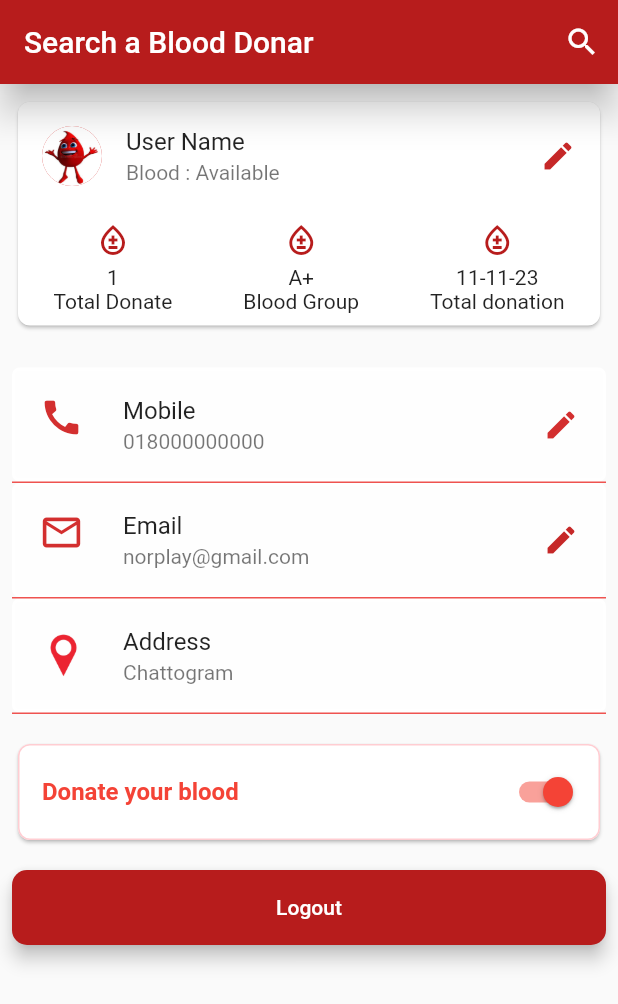
After one commit to zihadsikder/blood_dooner_app, a Flutter app: the Account_Screen screen opened directly, on a phone screen of 412 x 824 dp. The commit adds this screen. Shown: the top 1004 px of the screen. Run offline on Flutter 3.47's test engine with Material 2 defaults, Android fonts, the phone set to English and light mode, and no system bars; our stand-ins replace carousel_slider, flutter_svg, pin_code_fields, shared_preferences; accounts and stored records are empty.

Commit message:
usable design

```diff
--- /dev/null
+++ b/lib/screens/account_screen.dart
@@ -0,0 +1,274 @@
+import 'package:blood/screens/search.dart';
+import 'package:flutter/material.dart';
+import 'ac_email_edit.dart';
+import 'ac_mobile_edit.dart';
+import 'ac_name_edit.dart';
+import 'donation_history.dart';
+import 'login.dart';
+
+class Account_Screen extends StatefulWidget {
+  const Account_Screen({super.key});
+
+  @override
+  State<Account_Screen> createState() => _Account_ScreenState();
+}
+
+class _Account_ScreenState extends State<Account_Screen> {
+    @override
+  Widget build(BuildContext context) {
+      return Scaffold(
+          appBar: AppBar(
+            title: Text("Search a Blood Donar"),
+            actions: [
+              IconButton(
+                icon: Icon(Icons.search),
+                onPressed: () {
+                  Navigator.push(
+                    context,
+                    MaterialPageRoute(builder: (context) => Search()), // Use the correct search page
+                  );
+                },
+              ),
+            ],
+            elevation: 10,
+          ),
+          body: Padding(
+            padding: const EdgeInsets.all(8.0),
+            child: ListView(
+              children: [
+                Card(
+                  shape: RoundedRectangleBorder(
+                    side: BorderSide(width: 0, color: Colors.transparent),
+                    borderRadius: BorderRadius.circular(8),
+                  ),
+                  child: Column(
+                    children: [
+                      ListTile(
+                        shape: RoundedRectangleBorder(
+                          side: BorderSide(width: 0, color: Colors.transparent),
+                          borderRadius: BorderRadius.circular(8),
+                        ),
+                        leading: CircleAvatar(
+                          backgroundImage: AssetImage('assets/blood.png'),
+                        ),
+                        title: Row(
+                          children: [
+                            Text('User Name'),
+                          ],
+                        ),
+                        subtitle: Text('Blood : Available'),
+                        trailing: GestureDetector(
+                            onTap: () {
+                              showDialog(
+                                  barrierDismissible: false,
+                                  context: context,
+                                  builder: (context) => AcName());
+                            },
+                            child: Icon(
+                              Icons.edit,
+                              color: Colors.red.shade800,
+                            )),
+                      ),
+                      Row(
+                        mainAxisAlignment: MainAxisAlignment.spaceAround,
+                        children: [
+                          Padding(
+                            padding: const EdgeInsets.all(8.0),
+                            child: Column(
+                              children: [
+                                Icon(Icons.bloodtype_outlined,color: Colors.red.shade900,),
+                                SizedBox(height: 5,),
+                                // Image.asset(
+                                //   'assets/map.png',
+                                //   height: 24,
+                                //   width: 24,
+                                // ),
+                                Text('1'),
+                                GestureDetector(
+                                    onTap: () {
+                                      Navigator.push(
+                                          context,
+                                          MaterialPageRoute(
+                                              builder: (context) => Donation()));
+                                    },
+                                    child: Text('Total Donate')),
+                              ],
+                            ),
+                          ),
+                          Padding(
+                            padding: const EdgeInsets.all(8.0),
+                            child: Column(
+                              children: [
+                                Icon(Icons.bloodtype_outlined,color: Colors.red.shade900,),
+                                SizedBox(height: 5,),
+                                // Image.asset(
+                                //   'assets/map.png',
+                                //   height: 24,
+                                //   width: 24,
+                                // ),
+                                Text('A+'),
+                                Text('Blood Group'),
+                              ],
+                            ),
+                          ),
+                          Padding(
+                            padding: const EdgeInsets.all(8.0),
+                            child: Column(
+                              children: [
+                                Icon(Icons.bloodtype_outlined,color: Colors.red.shade900,),
+                                SizedBox(height: 5,),
+                                // Image.asset(
+                                //   'assets/map.png',
+                                //   height: 24,
+                                //   width: 24,
+                                // ),
+                                Text('11-11-23'),
+                                Text('Total donation'),
+                              ],
+                            ),
+                          ),
+                        ],
+                      ),
+                    ],
+                  ),
+                ),
+                SizedBox(
+                  height: 24,
+                ),
+                ListTile(
+                  shape: RoundedRectangleBorder(
+                    side: BorderSide(width: 2, color: Colors.white),
+                    borderRadius: BorderRadius.circular(5),
+                  ),
+                  leading: Icon(
+                    Icons.call,
+                    color: Colors.red.shade700,
+                    size: 30,
+                  ),
+                  title: Row(
+                    children: [
+                      Text('Mobile'),
+                    ],
+                  ),
+                  subtitle: Text('018000000000'),
+                  trailing: GestureDetector(
+                      onTap: () {
+                        showDialog(
+                            barrierDismissible: false,
+                            context: context,
+                            builder: (context) => AcMobile());
+                      },
+                      child: Icon(
+                        Icons.edit,
+                        color: Colors.red.shade700,
+                      )),
+                ),
+                Container(
+                  height: 1,
+                  color: Colors.red.shade400,
+                ),
+                ListTile(
+                  shape: RoundedRectangleBorder(
+                    side: BorderSide(width: 2, color: Colors.white),
+                    borderRadius: BorderRadius.circular(5),
+                  ),
+                  leading: Icon(
+                    Icons.email_outlined,
+                    color: Colors.red.shade700,
+                    size: 30,
+                  ),
+                  title: Row(
+                    children: [
+                      Text('Email'),
+                    ],
+                  ),
+                  subtitle: Text('norplay@gmail.com'),
+                  trailing: GestureDetector(
+                      onTap: () {
+                        showDialog(
+                            barrierDismissible: false,
+                            context: context,
+                            builder: (context) => AcEmail());
+                      },
+                      child: Icon(
+                        Icons.edit,
+                        color: Colors.red.shade800,
+                      )),
+                ),
+                Container(
+                  height: 1,
+                  color: Colors.red.shade400,
+                ),
+                ListTile(
+                  shape: RoundedRectangleBorder(
+                    side: BorderSide(width: 2, color: Colors.white),
+                    borderRadius: BorderRadius.circular(5),
+                  ),
+                  leading: SizedBox(
+                    width: 32,
+                    //color: Colors.grey,
+                    child: Align(
+                      alignment: Alignment.center,
+                      child: Image.asset(
+                        'assets/map.png',
+                        height: 36,
+                        width: 24,
+                      ),
+                    ),
+                  ),
+                  title: Row(
+                    children: [
+                      Text('Address'),
+                    ],
+                  ),
+                  subtitle: Text('Chattogram'),
+                  // trailing: GestureDetector(
+                  //     onTap: () {
+                  //       showDialog(
+                  //           barrierDismissible: false,
+                  //           context: context,
+                  //           builder: (context) => AcAddress());
+                  //     },
+                  //     child: Icon(
+                  //       Icons.edit,
+                  //       color: Colors.red.shade800,
+                  //     )),
+                ),
+                Container(
+                  height: 1,
+                  color: Colors.red.shade400,
+                ),
+                SizedBox(
+                  height: 16,
+                ),
+                Card(
+                  child: Padding(
+                    padding: const EdgeInsets.all(8.0),
+                    child: Row(
+                      children: [
+                        TextButton(
+                            onPressed: () {}, child: Text('Donate your blood',style: TextStyle(fontWeight: FontWeight.bold,fontSize: 16),)),
+                        Spacer(),
+                        Switch(
+                            value: true,
+                            onChanged: (isTrue) {
+                              // setState(() {
+                              //   donateBlood = isTrue;
+                              // });
+                            })
+                      ],
+                    ),
+                  ),
+                ),
+                SizedBox(height: 16,),
+                ElevatedButton(
+                    onPressed: () {
+                      Navigator.push(context,
+                          MaterialPageRoute(builder: (context) => LoginScreen()));
+                    },
+                    child: Text('Logout'))
+              ],
+            ),
+          ));
+    }
+}
--- a/lib/screens/donation_history.dart
+++ b/lib/screens/donation_history.dart
@@ -39,7 +39,7 @@ class _DonationState extends State<Donation> {
                 Text('Add Donation'),
               ],
             ),
-            subtitle: Text('1 Unit'),
+            subtitle: Text('30.11.2023'),
             trailing: GestureDetector(
                 onTap: () async {
                   DateTime? pickedDate = await showDatePicker(
--- a/lib/screens/splash_screen.dart
+++ b/lib/screens/splash_screen.dart
@@ -1,7 +1,6 @@
-import 'package:blood/screens/dashboard.dart';
+import 'package:blood/screens/home_screen.dart';
 import 'package:blood/screens/login.dart';
 import 'package:flutter/material.dart';
-
 import '../Widget/body_background.dart';
 import '../controller/auth_controller.dart';
 
@@ -28,7 +27,7 @@ class _SplashScreenState extends State<SplashScreen> {
           context,
           MaterialPageRoute(
               builder: (context) => isLoggedIn
-                  ? const Dashboard()
+                  ? const Home_Screen()
                   : const LoginScreen()),
               (route) => false);
     });
```
Also changed, not shown: lib/Widget/account_information.dart (renamed from lib/screens/ac_info.dart, +8 -10 lines), lib/Widget/profile_summary_card.dart (+24 -25 lines), lib/screens/dashboard_screen.dart (added, +97 -0 lines), lib/screens/home.dart (deleted, +0 -25 lines), lib/screens/home_screen.dart (renamed from lib/screens/dashboard.dart, +4 -4 lines), lib/screens/main_page.dart (+11 -12 lines), lib/screens/other_service.dart (deleted, +0 -80 lines), lib/screens/setting_screen.dart (renamed from lib/screens/moor.dart, +4 -4 lines).
